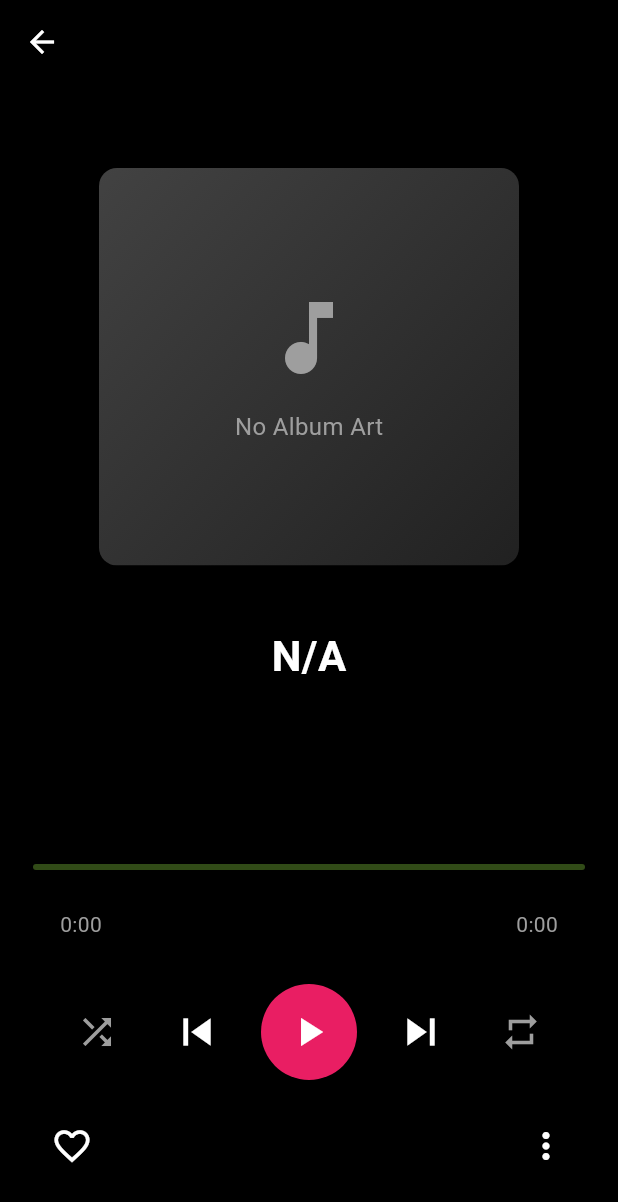
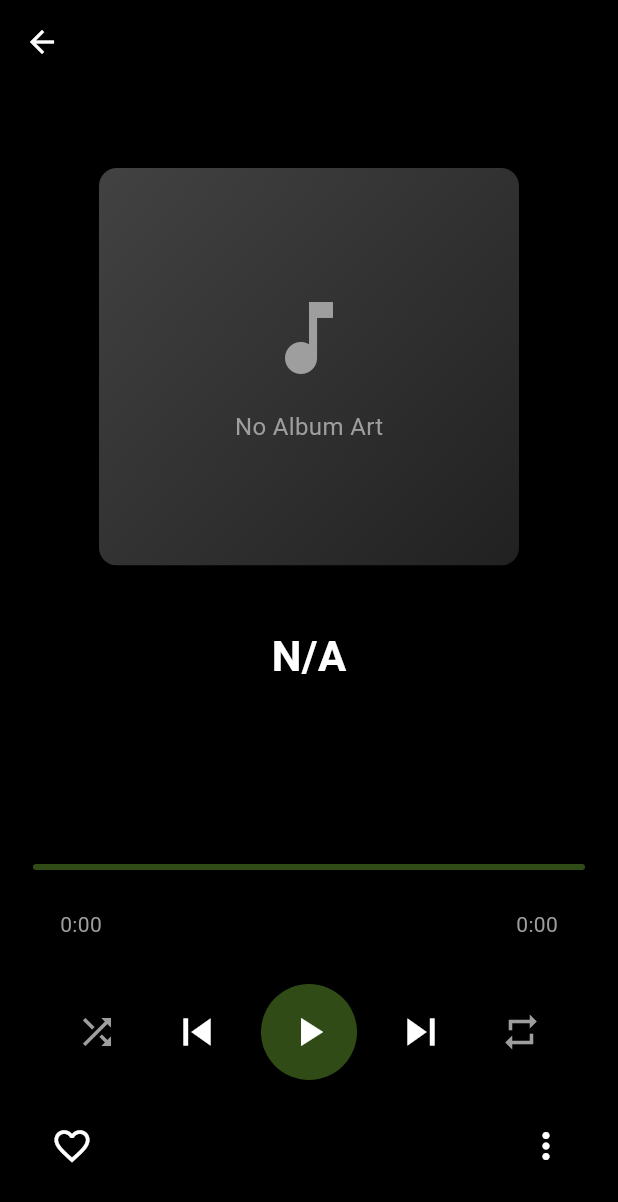
Before and after one commit to rd6260/echo_mpd, a Flutter app: the PlayerScreen screen opened directly, on a phone screen of 412 x 824 dp. Shown: the top 1202 px of the screen. Run offline on Flutter 3.47's test engine with Material 3 defaults, Android fonts, the phone set to English and light mode, and no system bars; our stand-ins replace shared_preferences; missing offline and left inert: dart_mpd; accounts and stored records are empty.

Commit message:
change accent color

```diff
--- a/lib/screen/player_screen.dart
+++ b/lib/screen/player_screen.dart
@@ -181,7 +181,7 @@ class _ControlButtonsWidgetState extends State<ControlButtonsWidget> {
           },
           icon: Icon(
             Icons.shuffle,
-            color: isShuffled ? const Color(0xFFE91E63) : Colors.grey,
+            color: isShuffled ? const Color(0xFF314B17) : Colors.grey,
             size: 28,
           ),
         ),
@@ -199,7 +199,7 @@ class _ControlButtonsWidgetState extends State<ControlButtonsWidget> {
             width: 64,
             height: 64,
             decoration: const BoxDecoration(
-              color: Color(0xFFE91E63),
+              color: Color(0xFF314B17),
               shape: BoxShape.circle,
             ),
             child: IconButton(
@@ -228,7 +228,7 @@ class _ControlButtonsWidgetState extends State<ControlButtonsWidget> {
           },
           icon: Icon(
             Icons.repeat,
-            color: isRepeated ? const Color(0xFFE91E63) : Colors.grey,
+            color: isRepeated ? const Color(0xFF314B17) : Colors.grey,
             size: 28,
           ),
         ),
```
